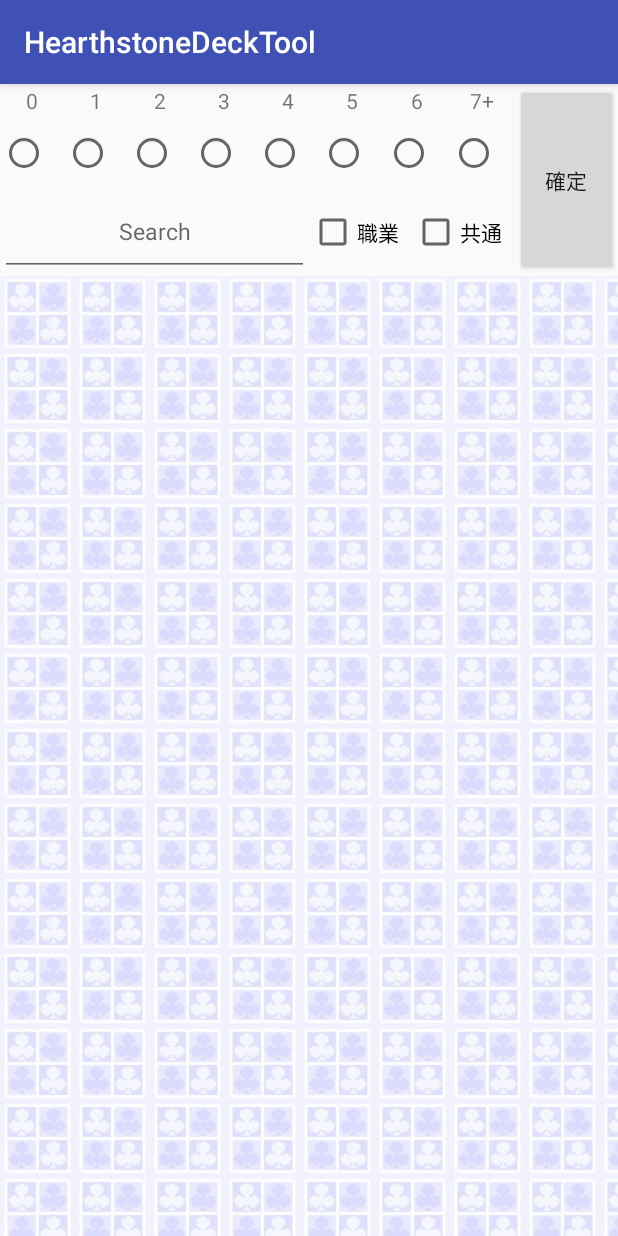
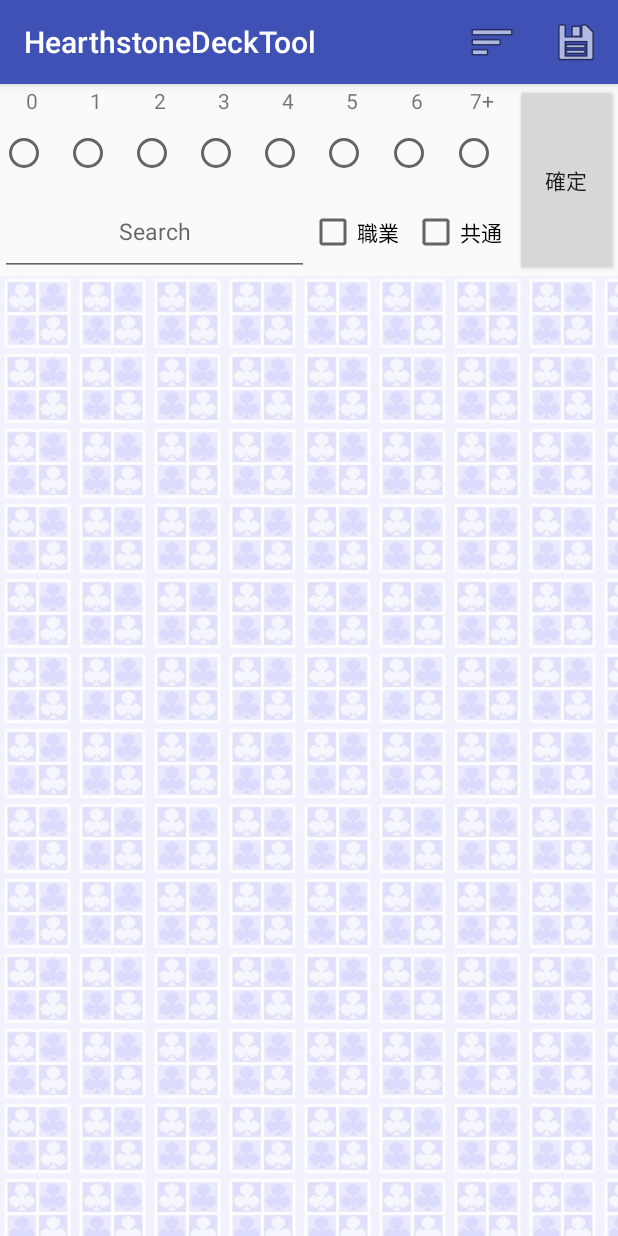
Before and after one commit to mistus/HearthstoneDeckTool, an Android app: the DeckEditActivity screen opened directly, with no data from a screen before it, on a phone screen of 412 x 824 dp. Run offline under Robolectric (Android 15) with nearby library versions, the phone set to English and light mode, and no system bars; 2 statements that could not run were skipped.

Commit message:
add_actionbar

```diff
--- a/app/src/main/java/mistus/hearthstonedecktool/Activity/DeckEditActivity.java
+++ b/app/src/main/java/mistus/hearthstonedecktool/Activity/DeckEditActivity.java
@@ -9,19 +9,20 @@ import android.support.v7.app.AppCompatActivity;
 import android.support.v7.widget.LinearLayoutManager;
 import android.support.v7.widget.RecyclerView;
 import android.util.Log;
+import android.view.MenuItem;
 import android.view.View;
 import android.widget.Button;
 import android.widget.CheckBox;
 import android.widget.EditText;
 import android.widget.RadioButton;
 import android.widget.RadioGroup;
-
+import android.view.Menu;
 import java.util.ArrayList;
-
 import mistus.hearthstonedecktool.CardView.Card.CardRecycleViewAdapter;
 import mistus.hearthstonedecktool.Common.Common;
 import mistus.hearthstonedecktool.Database.DeckToolDatabaseHelper;
 import mistus.hearthstonedecktool.R;
+
 
 public class DeckEditActivity extends AppCompatActivity {
 
@@ -42,10 +43,25 @@ public class DeckEditActivity extends AppCompatActivity {
     protected void onCreate(Bundle savedInstanceState) {
         super.onCreate(savedInstanceState);
         setContentView(R.layout.activity_deck_edit_layout);
-
         _init();
     }
 
+    @Override
+    public boolean onCreateOptionsMenu(Menu menu) {
+        getMenuInflater().inflate(R.menu.menu_deck_edit_page, menu);
+        return super.onCreateOptionsMenu(menu);
+    }
+    @Override
+    public boolean onOptionsItemSelected(MenuItem item){
+        switch (item.getItemId()){
+            case R.id.deckDetailIcon:
+                return true;
+            case R.id.deckSaveIcon:
+                return true;
+            default:
+                return super.onOptionsItemSelected(item);
+        }
+    }
     private void _init(){
         cardLevelRadioGroup = (RadioGroup)findViewById(R.id.cardLevel);
         searchBar = (EditText)findViewById(R.id.SearchBar);
--- /dev/null
+++ b/app/src/main/res/menu/menu_deck_edit_page.xml
@@ -0,0 +1,21 @@
+<?xml version="1.0" encoding="utf-8"?>
+<menu xmlns:app="http://schemas.android.com/apk/res-auto"
+    xmlns:tools="http://schemas.android.com/tools"
+    xmlns:android="http://schemas.android.com/apk/res/android"
+    tools:context=".MainActivity">
+
+    <item android:id="@+id/deckSaveIcon"
+        android:icon="@android:drawable/ic_menu_save"
+        android:title="deckSaveIcon"
+        android:layout_height="match_parent"
+        android:orderInCategory="100"
+        app:showAsAction="ifRoom"/>
+
+    <item android:id="@+id/deckDetailIcon"
+        android:icon="@android:drawable/ic_menu_sort_by_size"
+        android:title="deckDetailIcon"
+        android:orderInCategory="99"
+        app:showAsAction="ifRoom"/>
+
+
+</menu>
```
